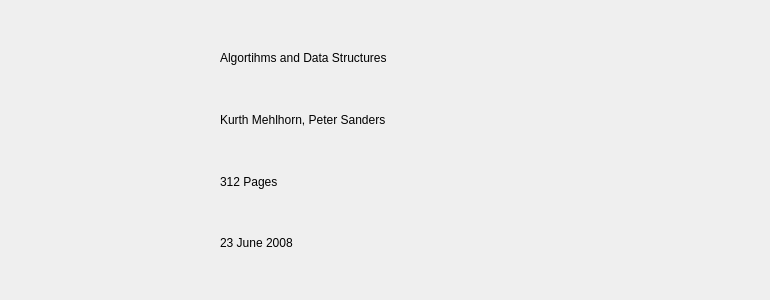
Old version of the form bookwidget.ui in the repository xenono/library-managment-system.
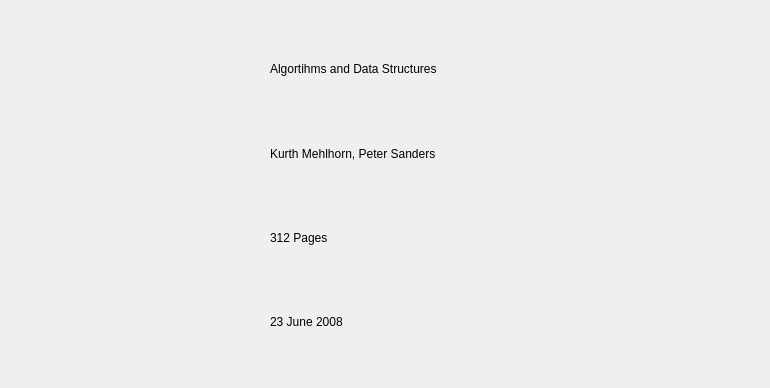
New version of the form. Icons and pictures are not drawn.

Commit message: Fix bug with scrollArea's height, now the height is set based on number of books.

```diff
--- a/bookwidget.ui
+++ b/bookwidget.ui
@@ -7,7 +7,7 @@
     <x>0</x>
     <y>0</y>
     <width>770</width>
-    <height>300</height>
+    <height>388</height>
    </rect>
   </property>
   <property name="windowTitle">
@@ -18,8 +18,8 @@
     <rect>
      <x>30</x>
      <y>30</y>
-     <width>160</width>
-     <height>240</height>
+     <width>221</width>
+     <height>331</height>
     </rect>
    </property>
    <property name="text">
@@ -35,10 +35,10 @@
   <widget class="QWidget" name="verticalLayoutWidget">
    <property name="geometry">
     <rect>
-     <x>220</x>
+     <x>270</x>
      <y>30</y>
-     <width>521</width>
-     <height>241</height>
+     <width>471</width>
+     <height>331</height>
     </rect>
    </property>
    <layout class="QVBoxLayout" name="verticalLayout">
```
The commit also changes 3 other files.
